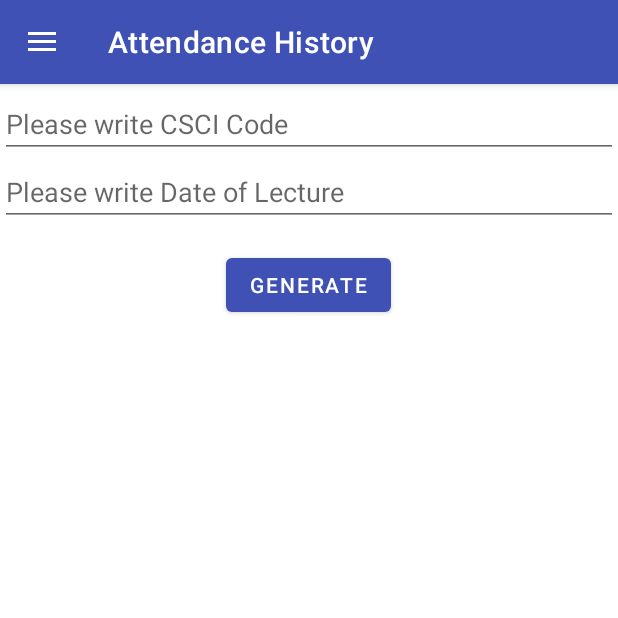
After one commit to jbstks/CSCI4176-HereAttendance, an Android app: the fragment QRGeneratorFragment placed in its activity, on a phone screen of 412 x 824 dp, the top half of it. The commit adds this screen. Run offline under Robolectric (Android 15) with nearby library versions, the light colour scheme and no system bars; our stand-ins replace Firebase (no records; nobody signed in at launch, a user with empty details on screens opened directly); libraries missing offline, so code that uses them is left out: com.journeyapps.barcodescanner.

Commit message:
implementing QR Generator

```diff
--- a/app/build.gradle
+++ b/app/build.gradle
@@ -35,4 +35,5 @@ dependencies {
     implementation 'com.google.firebase:firebase-auth:16.0.5'
     implementation 'com.google.firebase:firebase-database:16.0.3'
     implementation 'com.google.android.gms:play-services-vision:17.0.2'
+    compile'com.journeyapps:zxing-android-embedded:3.4.0'
 }
--- /dev/null
+++ b/app/src/main/java/com/csci4176/group13/hereattendance/Fragments/Professor/QRGeneratorFragment.java
@@ -0,0 +1,86 @@
+package com.csci4176.group13.hereattendance.Fragments.Professor;
+
+import android.content.Context;
+import android.content.pm.PackageManager;
+import android.graphics.Bitmap;
+import android.os.Bundle;
+import android.os.Vibrator;
+import android.support.v4.app.ActivityCompat;
+import android.util.Log;
+import android.util.SparseArray;
+import android.view.LayoutInflater;
+import android.view.SurfaceHolder;
+import android.view.SurfaceView;
+import android.view.View;
+import android.view.ViewGroup;
+import android.widget.Button;
+import android.widget.EditText;
+import android.widget.ImageView;
+import android.widget.TextView;
+import android.widget.Toast;
+
+
+import com.csci4176.group13.hereattendance.R;
+import com.google.android.gms.vision.CameraSource;
+import com.google.android.gms.vision.Detector;
+import com.google.android.gms.vision.barcode.Barcode;
+import com.google.android.gms.vision.barcode.BarcodeDetector;
+import com.google.zxing.BarcodeFormat;
+import com.google.zxing.MultiFormatWriter;
+import com.google.zxing.common.BitMatrix;
+import com.journeyapps.barcodescanner.BarcodeEncoder;
+
+import org.w3c.dom.Text;
+
+import java.io.IOException;
+
+/**
+ * Fragment for the QR camera scanner
+ */
+public class QRGeneratorFragment extends android.support.v4.app.Fragment {
+
+    /**
+     * Mandatory empty constructor for the fragment manager to instantiate the
+     * fragment (e.g. upon screen orientation changes).
+     */
+
+    Button btnQRGenerate ;
+    EditText edtQRCSCIText,edtQRDateText;
+    ImageView imgQRCode;
+
+    public QRGeneratorFragment() {
+
+    }
+
+    @Override
+    public View onCreateView(LayoutInflater inflater, ViewGroup container,
+                             Bundle savedInstanceState) {
+
+
+        View view = inflater.inflate(R.layout.fragment_qrgenerator, container, false);
+        btnQRGenerate=view.findViewById(R.id.btnQRGenerate);
+        edtQRCSCIText=view.findViewById(R.id.edtQRCSCIText);
+        edtQRDateText=view.findViewById(R.id.edtQRDateText);
+        imgQRCode=view.findViewById(R.id.imgQRCode);
+            btnQRGenerate.setOnClickListener(new View.OnClickListener() {
+            @Override
+            public void onClick(View v) {
+                MultiFormatWriter multiFormatWriter = new MultiFormatWriter();
+                try{
+                    String strCSCI = edtQRCSCIText.getText().toString();
+                    String strDateLect = edtQRDateText.getText().toString();
+                    String QRText = strCSCI.concat("_"+strDateLect);
+                    Log.d("QRGEN", "Hey I made it: this is QRText="+QRText);
+                    BitMatrix bitMatrix= multiFormatWriter.encode(QRText, BarcodeFormat.QR_CODE,200,200);
+                    BarcodeEncoder barcodeEncoder = new BarcodeEncoder();
+                    Bitmap bitmap = barcodeEncoder.createBitmap(bitMatrix);
+                    imgQRCode.setImageBitmap(bitmap);
+                } catch (Exception e) {
+                    e.printStackTrace();
+                }
+            }
+        });
+
+        return view;
+    }
+}
--- a/app/src/main/java/com/csci4176/group13/hereattendance/MainActivity.java
+++ b/app/src/main/java/com/csci4176/group13/hereattendance/MainActivity.java
@@ -14,6 +14,7 @@ import android.view.Menu;
 import android.view.MenuItem;
 
 import com.csci4176.group13.hereattendance.Fragments.Professor.ProfAttendanceHistoryFragment;
+import com.csci4176.group13.hereattendance.Fragments.Professor.QRGeneratorFragment;
 import com.csci4176.group13.hereattendance.Fragments.Student.StudentAttendanceHistoryFragment;
 import com.csci4176.group13.hereattendance.Fragments.Student.QRScannerFragment;
 import com.google.firebase.auth.FirebaseAuth;
@@ -52,8 +53,12 @@ public class MainActivity extends AppCompatActivity
             fm.beginTransaction().replace(R.id.content, new ProfAttendanceHistoryFragment()).commit();
             Menu navMenu = navigationView.getMenu();
             navMenu.findItem(R.id.nav_qrscanner).setVisible(false);
+            navMenu.findItem(R.id.nav_qrgenerator).setVisible(true);
         } else {
             fm.beginTransaction().replace(R.id.content, new StudentAttendanceHistoryFragment()).commit();
+            Menu navMenu = navigationView.getMenu();
+            navMenu.findItem(R.id.nav_qrscanner).setVisible(true);
+            navMenu.findItem(R.id.nav_qrgenerator).setVisible(false);
         }
     }
 
@@ -83,6 +88,10 @@ public class MainActivity extends AppCompatActivity
             currentPage = new QRScannerFragment();
             getSupportActionBar().setTitle("QR Scanner");
         }
+        else if (id == R.id.nav_qrgenerator) {
+            currentPage = new QRGeneratorFragment();
+            getSupportActionBar().setTitle("QR Generator");
+        }
         else if (id == R.id.nav_logout) {
             // Attempt logout
             try {
--- /dev/null
+++ b/app/src/main/res/layout/fragment_qrgenerator.xml
@@ -0,0 +1,45 @@
+<?xml version="1.0" encoding="utf-8"?>
+<LinearLayout xmlns:android="http://schemas.android.com/apk/res/android"
+    xmlns:app="http://schemas.android.com/apk/res-auto"
+    xmlns:tools="http://schemas.android.com/tools"
+    android:layout_width="match_parent"
+    android:layout_height="match_parent"
+    tools:context=".Fragments.Student.QRScannerFragment"
+    android:orientation="vertical">
+
+    <!-- TODO: Update blank fragment layout -->
+
+    <RelativeLayout
+        android:layout_width="match_parent"
+        android:layout_height="match_parent">
+
+        <EditText
+            android:id="@+id/edtQRCSCIText"
+            android:layout_width="match_parent"
+            android:layout_height="wrap_content"
+            android:layout_marginTop="60dp"
+            android:hint="@string/msgCSCI_QRGenerator" />
+
+        <EditText
+            android:id="@+id/edtQRDateText"
+            android:layout_width="match_parent"
+            android:layout_height="wrap_content"
+            android:layout_below="@+id/edtQRCSCIText"
+            android:hint="@string/msgDate_QRGenerator" />
+
+        <Button
+            android:id="@+id/btnQRGenerate"
+            android:layout_width="wrap_content"
+            android:layout_height="wrap_content"
+            android:layout_below="@+id/edtQRDateText"
+            android:layout_centerHorizontal="true"
+            android:layout_marginTop="15dp"
+            android:text="Generate" />
+
+        <ImageView
+            android:id="@+id/imgQRCode"
+            android:layout_width="match_parent"
+            android:layout_height="match_parent"
+            android:layout_below="@id/btnQRGenerate" />
+    </RelativeLayout>
+</LinearLayout>
--- a/app/src/main/res/menu/activity_main_drawer.xml
+++ b/app/src/main/res/menu/activity_main_drawer.xml
@@ -14,6 +14,10 @@
             android:id="@+id/nav_qrscanner"
             android:icon="@drawable/ic_round_crop_free_24px"
             android:title="QR Scanner" />
+        <item
+            android:id="@+id/nav_qrgenerator"
+            android:icon="@drawable/ic_round_crop_free_24px"
+            android:title="QR Generator" />
     </group>
     <group android:id="@+id/g2">
         <item
--- a/app/src/main/res/values/strings.xml
+++ b/app/src/main/res/values/strings.xml
@@ -19,6 +19,8 @@
     <string name="nav_header_title">Attendance</string>
     <string name="nav_header_student_name">John Appleseed</string>
     <string name="nav_header_desc">Navigation header</string>
+    <string name="msgCSCI_QRGenerator">Please write CSCI Code</string>
+    <string name="msgDate_QRGenerator">Please write Date of Lecture</string>
 
     <string name="action_settings">Settings</string>
     <!-- This will be overwritten by the course that was selected -->
```
